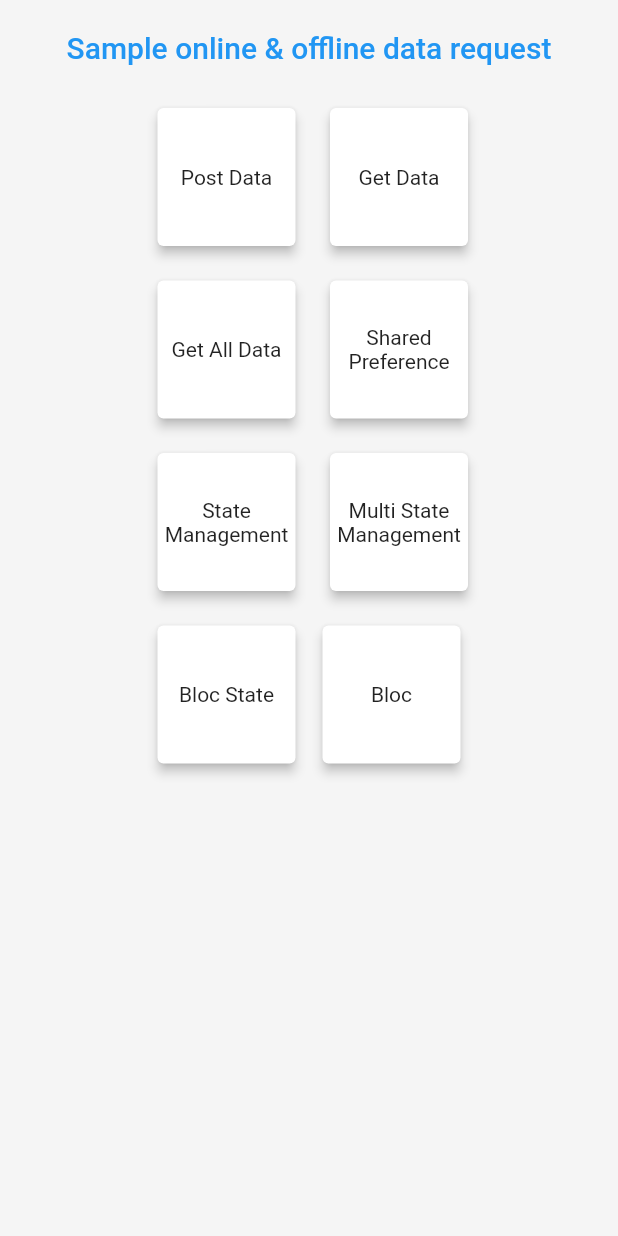
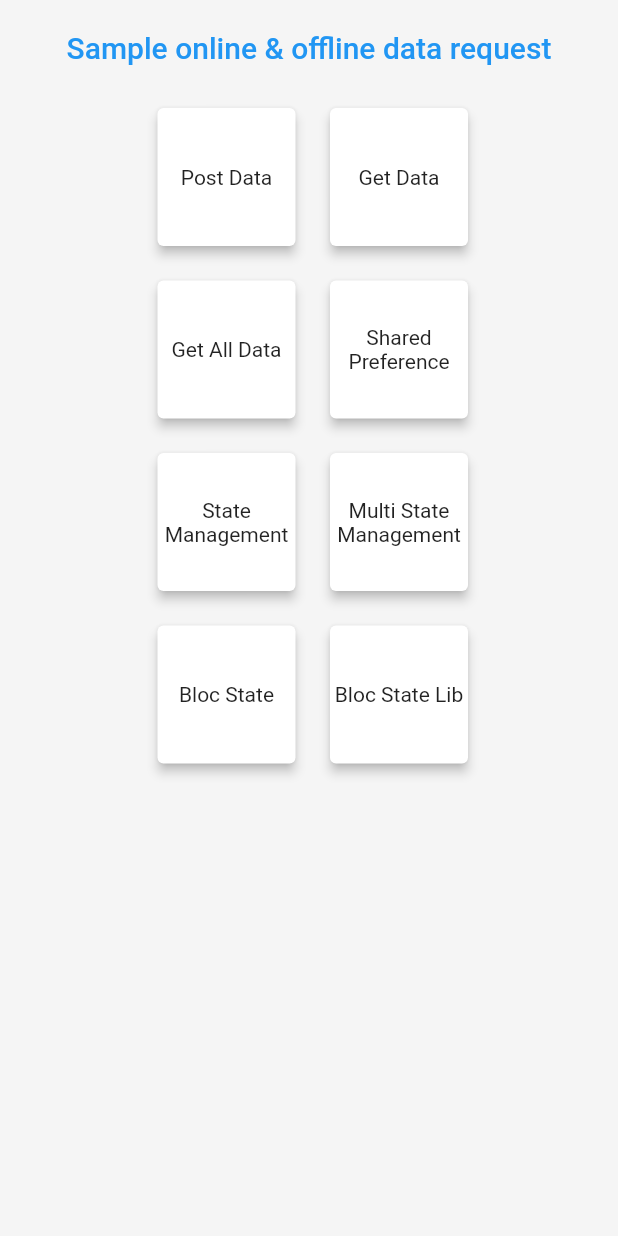
Before and after one commit to Adhasetiawan/Flutter-Learn, a Flutter app: the screen it shows after launch, on a phone screen of 412 x 824 dp. Run offline on Flutter 3.47's test engine with Material 2 defaults, Android fonts, the phone set to English and light mode, and no system bars; our stand-ins replace flutter_bloc, shared_preferences.

Commit message:
Bloc Pub Dev sudah dibahas

```diff
--- a/lib/main.dart
+++ b/lib/main.dart
@@ -1,5 +1,7 @@
+import 'package:first_application/bloc/blocLibState.dart';
 import 'package:first_application/pages/basePage.dart';
 import 'package:flutter/material.dart';
+import 'package:flutter_bloc/flutter_bloc.dart';
 
 void main() {
   runApp(const MyApp());
@@ -16,7 +18,7 @@ class _MyAppState extends State<MyApp> {
   @override
   Widget build(BuildContext context) {
     return MaterialApp(
-      home: basePage(),
-    );
+        home: basePage(),
+      );
   }
 }
--- a/lib/pages/basePage.dart
+++ b/lib/pages/basePage.dart
@@ -1,5 +1,6 @@
 import 'package:first_application/pages/SixPage.dart';
 import 'package:first_application/pages/bloacState.dart';
+import 'package:first_application/pages/blocPubDev.dart';
 import 'package:first_application/pages/fifthPage.dart';
 import 'package:first_application/pages/firstPage.dart';
 import 'package:first_application/pages/fourthPage.dart';
@@ -55,19 +56,7 @@ class _basePageState extends State<basePage> {
                   mainAxisAlignment: MainAxisAlignment.center,
                   children: <Widget>[
                     uiTemplate().boxButton(context, blocState(), 'Bloc State'),
-                    GestureDetector(
-                      onTap: null,
-                      child: Container(
-                        margin: EdgeInsets.fromLTRB(5, 5, 10, 10),
-                        height: 100,
-                        width: 100,
-                        child: Card(
-                          shadowColor: Colors.black,
-                          elevation: 3,
-                          child: Center(child: Text('Bloc', textAlign: TextAlign.center,)),
-                        ),
-                      ),
-                    ),
+                    uiTemplate().boxButton(context, blocPubDev(), 'Bloc State Lib'),
                   ],
                 ),
               ],
--- a/pubspec.yaml
+++ b/pubspec.yaml
@@ -40,6 +40,8 @@ dependencies:
   shared_preferences: ^2.0.11
 
   provider: ^6.0.1
+
+  flutter_bloc: ^8.0.1
 
 dev_dependencies:
   flutter_test:
```
Also changed, not shown: lib/bloc/blocLibState.dart (added, +15 -0 lines), lib/pages/blocPubDev.dart (added, +58 -0 lines), pubspec.lock.
